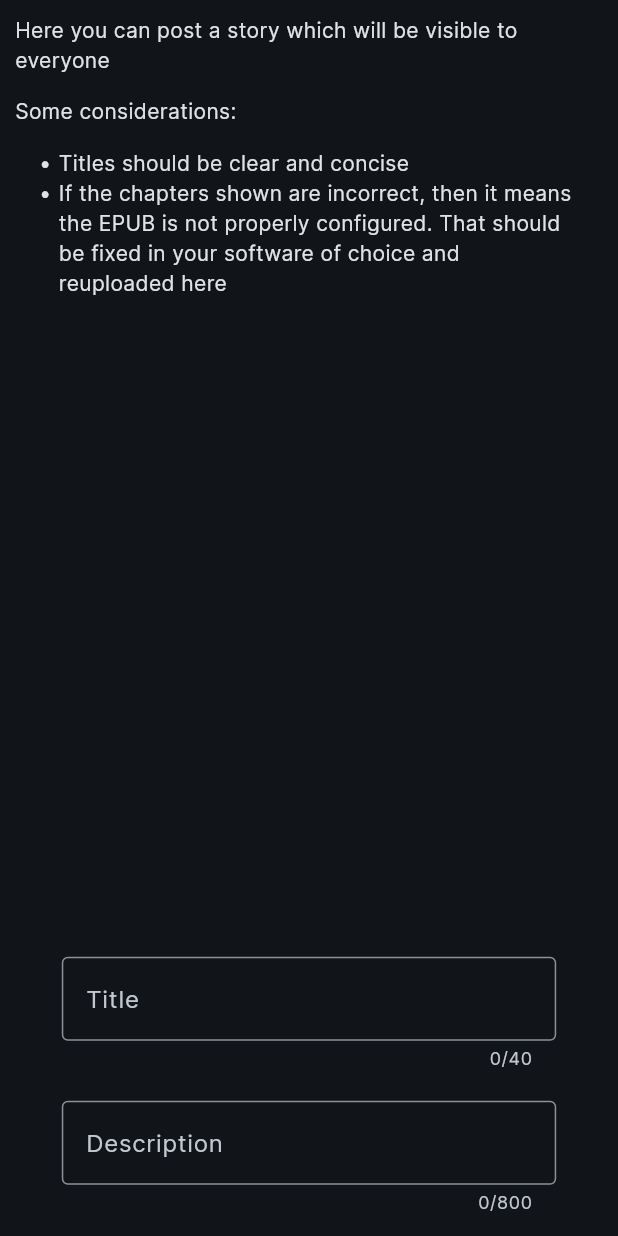
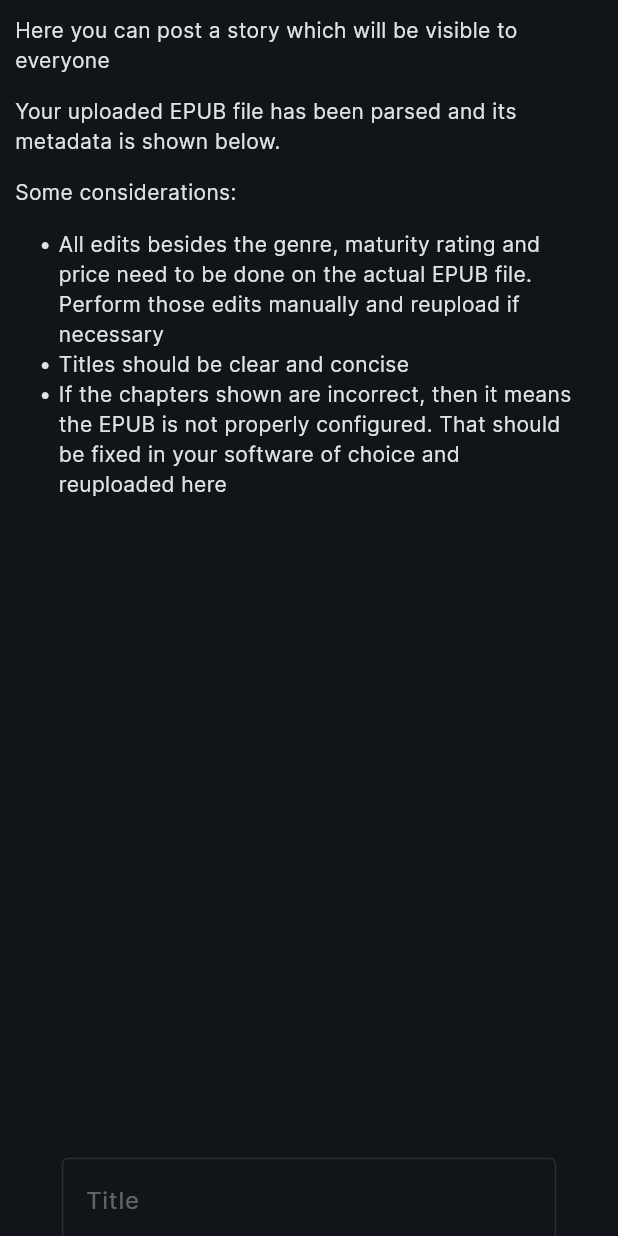
Before and after one commit to AdivonSlav/wordsmith-clients, a Flutter app: the PublishEditWidget widget shown alone on an empty page, opened directly with empty values, on a phone screen of 412 x 824 dp. Run offline on Flutter 3.47's test engine with Material 3 defaults, Android fonts, the phone set to English and light mode, and no system bars; our stand-ins replace adaptive_theme, flutter_secure_storage; missing offline and left inert: file_selector, window_manager; accounts and stored records are empty; generated files the repository leaves out were written again; network calls fail.

Commit message:
disable edit inputs and update publish instructions

```diff
--- a/wordsmith_mobile/lib/widgets/publish_edit.dart
+++ b/wordsmith_mobile/lib/widgets/publish_edit.dart
@@ -62,6 +62,7 @@ class _PublishEditWidgetState extends State<PublishEditWidget> {
                     controller: _titleController,
                     obscureText: false,
                     maxLength: _titleMaxLength,
+                    enabled: false,
                   ),
                   const SizedBox(
                     height: 20.0,
@@ -71,6 +72,7 @@ class _PublishEditWidgetState extends State<PublishEditWidget> {
                     controller: _descriptionController,
                     obscureText: false,
                     maxLength: _descriptionMaxLength,
+                    enabled: false,
                   ),
                   const SizedBox(
                     height: 20.0,
--- a/wordsmith_mobile/lib/widgets/publish_instructions.dart
+++ b/wordsmith_mobile/lib/widgets/publish_instructions.dart
@@ -16,9 +16,16 @@ class PublishInstructionsWidget extends StatelessWidget {
           height: 14.0,
         ),
         Text(
+          "Your uploaded EPUB file has been parsed and its metadata is shown below.",
+        ),
+        SizedBox(
+          height: 14.0,
+        ),
+        Text(
           "Some considerations:",
         ),
         BulletList(strings: [
+          "All edits besides the genre, maturity rating and price need to be done on the actual EPUB file. Perform those edits manually and reupload if necessary",
           "Titles should be clear and concise",
           "If the chapters shown are incorrect, then it means the EPUB is not properly configured. That should be fixed in your software of choice and reuploaded here",
         ])
```
